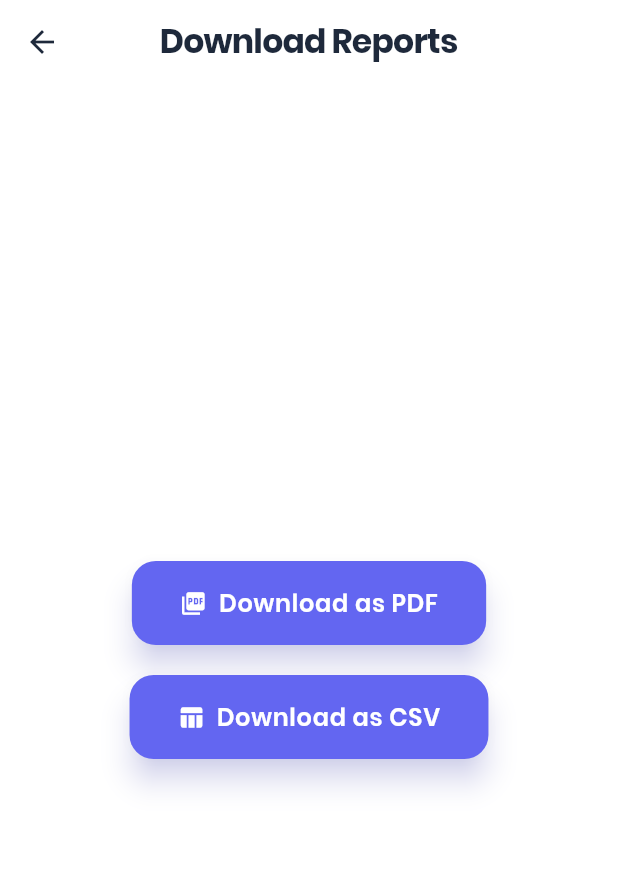
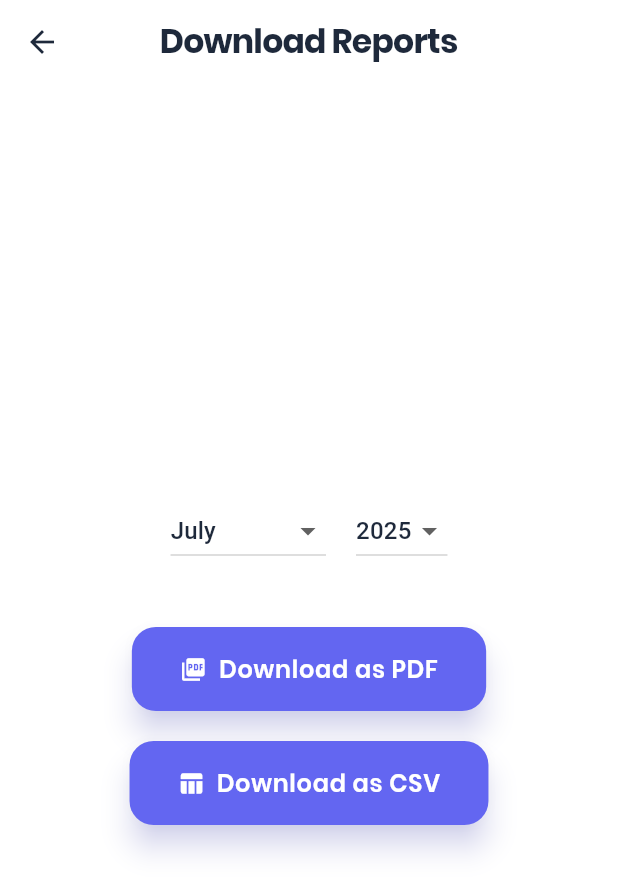
Before and after one commit to suvojit213/attendence_tracker, a Flutter app: the ReportsScreen screen opened by its route, after a tap on "Download as PDF", on a phone screen of 412 x 824 dp. Shown: the top 892 px of the screen. Run offline on Flutter 3.47's test engine with Material 3 defaults, Android fonts, the phone set to English and light mode, and no system bars; our stand-ins replace csv, pdf, shared_preferences, table_calendar; accounts and stored records are empty.

Commit message:
feat: Implement month-wise attendance reports with PDF/CSV export

```diff
--- a/lib/screens/reports_screen.dart
+++ b/lib/screens/reports_screen.dart
@@ -20,8 +20,17 @@ class _ReportsScreenState extends State<ReportsScreen> {
   final AttendanceStorageService _storageService =
       AttendanceStorageService.instance;
 
+  int _selectedMonth = DateTime.now().month;
+  int _selectedYear = DateTime.now().year;
+
+  @override
+  void initState() {
+    super.initState();
+  }
+
   Future<void> _generatePdfReport() async {
-    final records = await _storageService.getAllAttendanceRecords();
+    final records = await _storageService.getAttendanceRecordsForMonth(
+        _selectedYear, _selectedMonth);
     final pdf = pw.Document();
 
     pdf.addPage(
@@ -31,7 +40,8 @@ class _ReportsScreenState extends State<ReportsScreen> {
           return [
             pw.Header(
               level: 0,
-              child: pw.Text('Attendance Report',
+              child: pw.Text(
+                  'Attendance Report - ${getMonthName(_selectedMonth)} $_selectedYear',
                   style: pw.TextStyle(
                       fontSize: 24, fontWeight: pw.FontWeight.bold)),
             ),
@@ -54,7 +64,8 @@ class _ReportsScreenState extends State<ReportsScreen> {
     );
 
     final output = await getDownloadsDirectory();
-    final file = File('${output?.path}/attendance_report.pdf');
+    final file = File(
+        '${output?.path}/attendance_report_${_selectedYear}_${_selectedMonth}.pdf');
     await file.writeAsBytes(await pdf.save());
     ScaffoldMessenger.of(context).showSnackBar(
       SnackBar(
@@ -64,7 +75,8 @@ class _ReportsScreenState extends State<ReportsScreen> {
   }
 
   Future<void> _generateCsvReport() async {
-    final records = await _storageService.getAllAttendanceRecords();
+    final records = await _storageService.getAttendanceRecordsForMonth(
+        _selectedYear, _selectedMonth);
     final List<List<dynamic>> rows = [];
 
     rows.add(['Date', 'Status', 'Punch In', 'Punch Out', 'Working Hours']);
@@ -80,13 +92,45 @@ class _ReportsScreenState extends State<ReportsScreen> {
 
     final String csv = const ListToCsvConverter().convert(rows);
     final output = await getDownloadsDirectory();
-    final file = File('${output?.path}/attendance_report.csv');
+    final file = File(
+        '${output?.path}/attendance_report_${_selectedYear}_${_selectedMonth}.csv');
     await file.writeAsString(csv);
     ScaffoldMessenger.of(context).showSnackBar(
       SnackBar(
         content: Text('CSV report saved to ${file.path}'),
       ),
     );
+  }
+
+  String getMonthName(int month) {
+    switch (month) {
+      case 1:
+        return 'January';
+      case 2:
+        return 'February';
+      case 3:
+        return 'March';
+      case 4:
+        return 'April';
+      case 5:
+        return 'May';
+      case 6:
+        return 'June';
+      case 7:
+        return 'July';
+      case 8:
+        return 'August';
+      case 9:
+        return 'September';
+      case 10:
+        return 'October';
+      case 11:
+        return 'November';
+      case 12:
+        return 'December';
+      default:
+        return '';
+    }
   }
 
   @override
@@ -99,6 +143,47 @@ class _ReportsScreenState extends State<ReportsScreen> {
         child: Column(
           mainAxisAlignment: MainAxisAlignment.center,
           children: [
+            Row(
+              mainAxisAlignment: MainAxisAlignment.center,
+              children: [
+                DropdownButton<int>(
+                  value: _selectedMonth,
+                  onChanged: (int? newValue) {
+                    if (newValue != null) {
+                      setState(() {
+                        _selectedMonth = newValue;
+                      });
+                    }
+                  },
+                  items: List.generate(12, (index) => index + 1)
+                      .map<DropdownMenuItem<int>>((int value) {
+                    return DropdownMenuItem<int>(
+                      value: value,
+                      child: Text(getMonthName(value)),
+                    );
+                  }).toList(),
+                ),
+                const SizedBox(width: 20),
+                DropdownButton<int>(
+                  value: _selectedYear,
+                  onChanged: (int? newValue) {
+                    if (newValue != null) {
+                      setState(() {
+                        _selectedYear = newValue;
+                      });
+                    }
+                  },
+                  items: List.generate(5, (index) => DateTime.now().year - 2 + index)
+                      .map<DropdownMenuItem<int>>((int value) {
+                    return DropdownMenuItem<int>(
+                      value: value,
+                      child: Text(value.toString()),
+                    );
+                  }).toList(),
+                ),
+              ],
+            ),
+            const SizedBox(height: 40),
             ElevatedButton.icon(
               onPressed: _generatePdfReport,
               icon: const Icon(Icons.picture_as_pdf),
```
